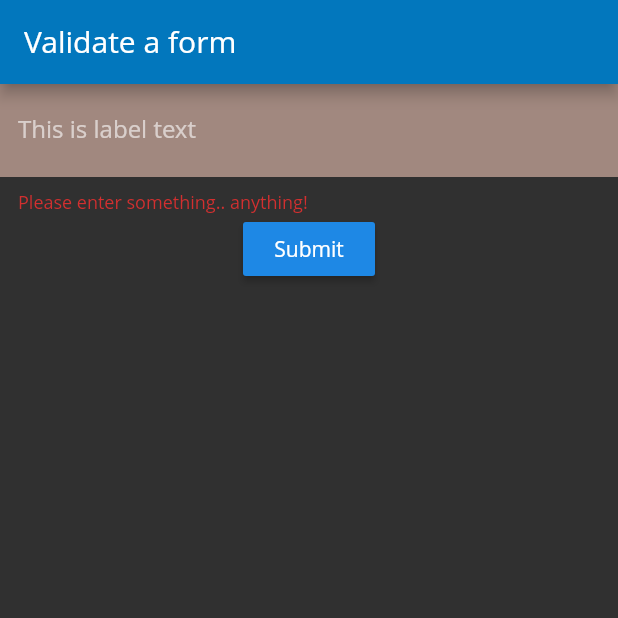
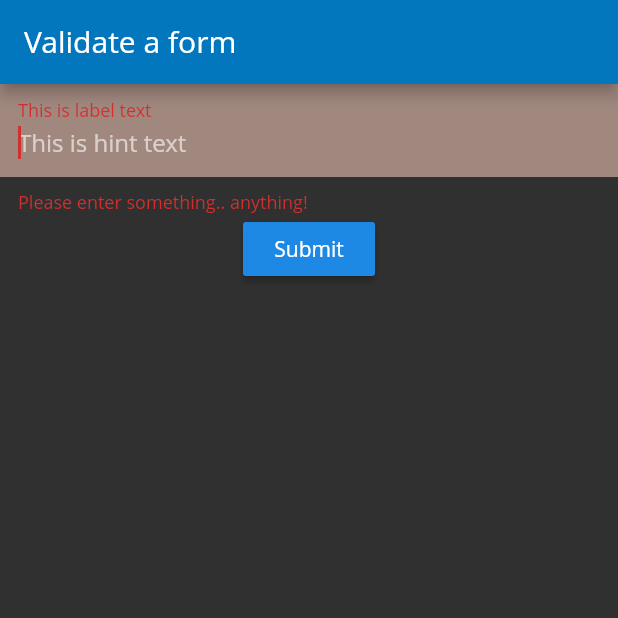
Before and after one commit to alienspaces/flutter-exploration, a Flutter app: the screen it shows after launch, after a tap on "Submit", on a phone screen of 412 x 824 dp, the top half of it. Run offline on Flutter 3.47's test engine with Material 2 defaults, Android fonts, the light colour scheme and no system bars; Roboto replaces fonts that are missing (Open Sans).

Commit message:
Add form field focus example

```diff
--- a/lib/cookbook_form_validation.dart
+++ b/lib/cookbook_form_validation.dart
@@ -18,13 +18,15 @@ class FormWidget extends StatefulWidget {
 }
 
 class FormWidgetState extends State<FormWidget> {
-  // form state key
+  // Form state key
   final _formKey = GlobalKey<FormState>();
-  // field controller
+  // Form field controller
   final fieldController = TextEditingController();
+  // Form field focus node
+  FocusNode fieldFocusNode;
 
   _printLatestValue() {
-    // The following will output to the debug console
+    // The following will output the field value to the debug console
     print("Field value: ${fieldController.text}");
   }
 
@@ -32,11 +34,14 @@ class FormWidgetState extends State<FormWidget> {
   void initState() {
     super.initState();
     fieldController.addListener(_printLatestValue);
+    fieldFocusNode = FocusNode();
   }
 
+  // NOTE: Important to also dispose of any form field controllers
   @override
   void dispose() {
     fieldController.dispose();
+    fieldFocusNode.dispose();
     super.dispose();
   }
 
@@ -48,6 +53,7 @@ class FormWidgetState extends State<FormWidget> {
         children: <Widget>[
           TextFormField(
             controller: fieldController,
+            focusNode: fieldFocusNode,
             decoration: InputDecoration(
               border: InputBorder.none,
               labelText: 'This is label text',
@@ -66,9 +72,15 @@ class FormWidgetState extends State<FormWidget> {
           RaisedButton(
             onPressed: () {
               if (_formKey.currentState.validate()) {
-                Scaffold.of(context)
-                    .showSnackBar(SnackBar(content: Text('Beep brrrzzt beep')));
+                Scaffold.of(context).showSnackBar(
+                  SnackBar(
+                    content: Text('Beep brrrzzt beep'),
+                  ),
+                );
+                return;
               }
+              // Focus on field when form is not valid
+              fieldFocusNode.requestFocus();
             },
             child: Text('Submit'),
           ),
```
